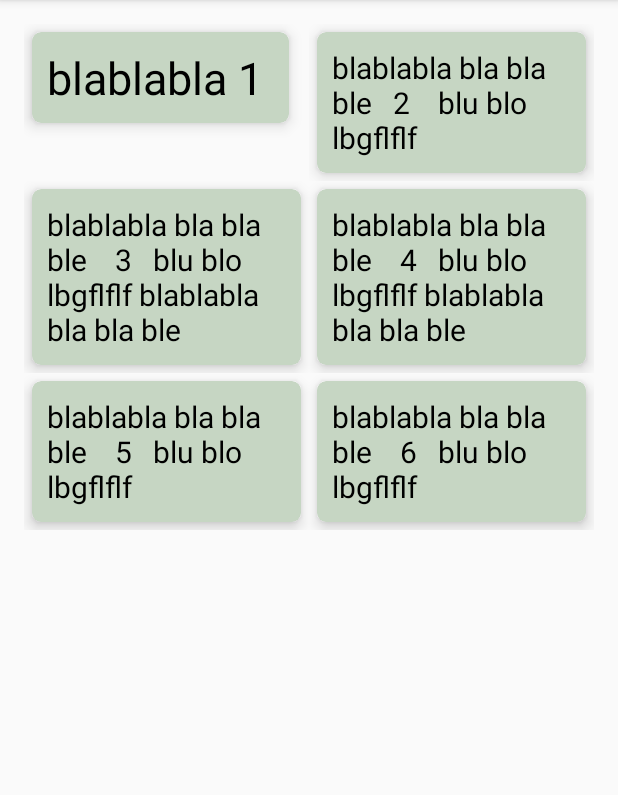
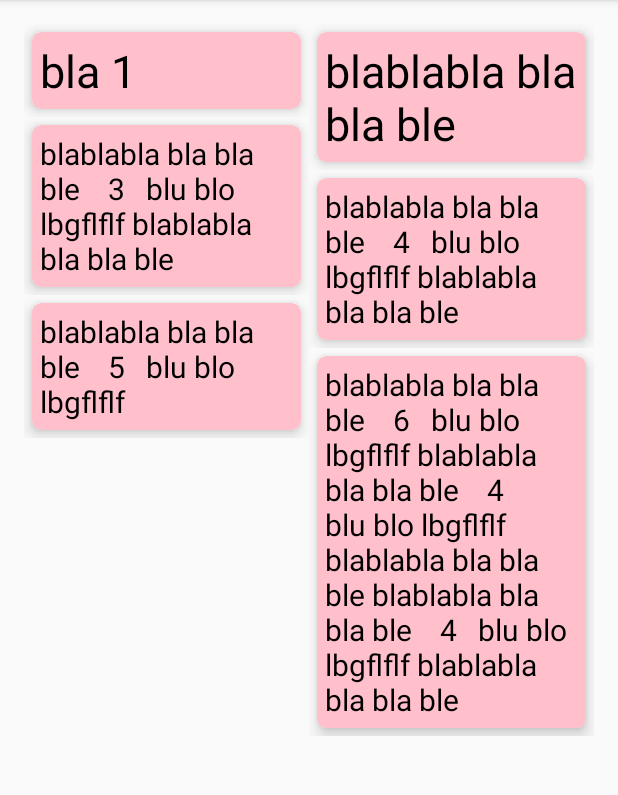
Before and after one commit to EvgeniyaKonobeeva/NotesKeeper, an Android app: the screen it shows after launch (MainActivity), on a phone screen of 412 x 824 dp, the part 84-879 px from its top. Run offline under Robolectric (Android 15) with nearby library versions, the phone set to English and light mode, and no system bars.

Commit message:
dragging cards with notes

```diff
--- a/app/src/main/java/com/example/ekonobeeva/noteskeeper/IDragListener.java
+++ b/app/src/main/java/com/example/ekonobeeva/noteskeeper/Helper/IDragListener.java
@@ -1,4 +1,4 @@
-package com.example.ekonobeeva.noteskeeper;
+package com.example.ekonobeeva.noteskeeper.Helper;
 
 import android.support.v7.widget.RecyclerView;
 
--- a/app/src/main/java/com/example/ekonobeeva/noteskeeper/IntItemTouchHelperAdapter.java
+++ b/app/src/main/java/com/example/ekonobeeva/noteskeeper/Helper/IntItemTouchHelperAdapter.java
@@ -1,4 +1,4 @@
-package com.example.ekonobeeva.noteskeeper;
+package com.example.ekonobeeva.noteskeeper.Helper;
 
 /**
  * Created by e.konobeeva on 20.09.2016.
--- a/app/src/main/java/com/example/ekonobeeva/noteskeeper/ItemTouchHelperCallback.java
+++ b/app/src/main/java/com/example/ekonobeeva/noteskeeper/Helper/ItemTouchHelperCallback.java
@@ -1,4 +1,4 @@
-package com.example.ekonobeeva.noteskeeper;
+package com.example.ekonobeeva.noteskeeper.Helper;
 
 import android.support.v7.widget.RecyclerView;
 import android.support.v7.widget.helper.ItemTouchHelper;
--- a/app/src/main/java/com/example/ekonobeeva/noteskeeper/MainActivity.java
+++ b/app/src/main/java/com/example/ekonobeeva/noteskeeper/MainActivity.java
@@ -2,9 +2,12 @@ package com.example.ekonobeeva.noteskeeper;
 
 import android.os.Bundle;
 import android.support.v7.app.AppCompatActivity;
-import android.support.v7.widget.GridLayoutManager;
 import android.support.v7.widget.RecyclerView;
+import android.support.v7.widget.StaggeredGridLayoutManager;
 import android.support.v7.widget.helper.ItemTouchHelper;
+
+import com.example.ekonobeeva.noteskeeper.Helper.IDragListener;
+import com.example.ekonobeeva.noteskeeper.Helper.ItemTouchHelperCallback;
 
 import java.util.ArrayList;
 
@@ -17,12 +20,12 @@ public class MainActivity extends AppCompatActivity implements IDragListener {
         setContentView(R.layout.activity_main);
 
         ArrayList<String> texts = new ArrayList<>();
-        texts.add("blablabla 1 ");
-        texts.add("blablabla bla bla ble   2    blu blo lbgflflf");
+        texts.add("bla 1");
+        texts.add("blablabla bla bla ble");
         texts.add("blablabla bla bla ble    3   blu blo lbgflflf blablabla bla bla ble");
         texts.add("blablabla bla bla ble    4   blu blo lbgflflf blablabla bla bla ble");
         texts.add("blablabla bla bla ble    5   blu blo lbgflflf");
-        texts.add("blablabla bla bla ble    6   blu blo lbgflflf");
+        texts.add("blablabla bla bla ble    6   blu blo lbgflflf blablabla bla bla ble    4   blu blo lbgflflf blablabla bla bla ble blablabla bla bla ble    4   blu blo lbgflflf blablabla bla bla ble");
 
 
 
@@ -31,11 +34,12 @@ public class MainActivity extends AppCompatActivity implements IDragListener {
 
         itemTouchHelper = new ItemTouchHelper(new ItemTouchHelperCallback(adapter));
 
-        GridLayoutManager gridLayoutManager = new GridLayoutManager(getApplicationContext(), SPAN_COUNT_PORTRAIT);
+        StaggeredGridLayoutManager layoutMan = new StaggeredGridLayoutManager(SPAN_COUNT_PORTRAIT, StaggeredGridLayoutManager.VERTICAL);
+
 
         RecyclerView recyclerView = (RecyclerView) findViewById(R.id.recycler_view);
         recyclerView.setAdapter(adapter);
-        recyclerView.setLayoutManager(gridLayoutManager);
+        recyclerView.setLayoutManager(layoutMan);
         itemTouchHelper.attachToRecyclerView(recyclerView);
 
     }
--- a/app/src/main/java/com/example/ekonobeeva/noteskeeper/RecViewAdapter.java
+++ b/app/src/main/java/com/example/ekonobeeva/noteskeeper/RecViewAdapter.java
@@ -12,13 +12,17 @@ import android.view.ViewGroup;
 import android.widget.LinearLayout;
 import android.widget.TextView;
 
+import com.example.ekonobeeva.noteskeeper.Helper.IDragListener;
+import com.example.ekonobeeva.noteskeeper.Helper.IntItemTouchHelperAdapter;
+
 import java.util.ArrayList;
 
 /**
  * Created by e.konobeeva on 20.09.2016.
  */
-public class RecViewAdapter extends RecyclerView.Adapter<RecyclerView.ViewHolder> implements IntItemTouchHelperAdapter{
+public class RecViewAdapter extends RecyclerView.Adapter<RecyclerView.ViewHolder> implements IntItemTouchHelperAdapter {
     private final static String TAG = "RecViewAdapter";
+
     private ArrayList<String> cards;
     private Context context;
     private IDragListener dragListener;
@@ -33,8 +37,7 @@ public class RecViewAdapter extends RecyclerView.Adapter<RecyclerView.ViewHolder
     public void onBindViewHolder(RecyclerView.ViewHolder holder, int position) {
         Log.d(TAG, "onBindViewHolder");
         final CardViewHolder cvh = (CardViewHolder)holder;
-        cvh.cardView.removeAllViews();
-        cvh.cardView.addView(setTextToCardView(cards.get(position)));
+        setTextToCardView(cvh.cardView, cards.get(position));
         cvh.cardView.setOnLongClickListener(new View.OnLongClickListener() {
             @Override
             public boolean onLongClick(View view) {
@@ -49,7 +52,7 @@ public class RecViewAdapter extends RecyclerView.Adapter<RecyclerView.ViewHolder
     @Override
     public RecyclerView.ViewHolder onCreateViewHolder(ViewGroup parent, int viewType) {
         Log.d(TAG, "onCreateViewHolder");
-        View itemView = LayoutInflater.from(parent.getContext()).inflate(R.layout.item_view, null);
+        View itemView = LayoutInflater.from(parent.getContext()).inflate(R.layout.item_view2, null);
         return new CardViewHolder(itemView);
     }
 
@@ -90,7 +93,7 @@ public class RecViewAdapter extends RecyclerView.Adapter<RecyclerView.ViewHolder
         CardView card = new CardView(context);
 
         LinearLayout.LayoutParams params = new LinearLayout.LayoutParams(
-                LinearLayout.LayoutParams.WRAP_CONTENT,
+                LinearLayout.LayoutParams.MATCH_PARENT,
                 LinearLayout.LayoutParams.WRAP_CONTENT
         );
         params.setMargins(8,8,8,8);
@@ -98,9 +101,9 @@ public class RecViewAdapter extends RecyclerView.Adapter<RecyclerView.ViewHolder
 
         card.setRadius(9);
 
-        card.setContentPadding(15, 15, 15, 15);
+        card.setContentPadding(8, 8, 8, 8);
 
-        card.setCardBackgroundColor(Color.parseColor("#FFC6D6C3"));
+        card.setCardBackgroundColor(Color.parseColor("#ffc0cb"));
 
         card.setMaxCardElevation(15);
 
@@ -108,7 +111,7 @@ public class RecViewAdapter extends RecyclerView.Adapter<RecyclerView.ViewHolder
         return card;
     }
 
-    protected TextView setTextView(String text){
+    protected TextView setTextView( String text){
         LinearLayout.LayoutParams params = new LinearLayout.LayoutParams(
                 LinearLayout.LayoutParams.WRAP_CONTENT,
                 LinearLayout.LayoutParams.WRAP_CONTENT
@@ -122,7 +125,7 @@ public class RecViewAdapter extends RecyclerView.Adapter<RecyclerView.ViewHolder
         return tv;
     }
 
-    protected TextView setTextToCardView(String text){
+    protected void setTextToCardView(CardView card, String text){
         LinearLayout.LayoutParams params = new LinearLayout.LayoutParams(
                 LinearLayout.LayoutParams.WRAP_CONTENT,
                 LinearLayout.LayoutParams.WRAP_CONTENT
@@ -134,12 +137,14 @@ public class RecViewAdapter extends RecyclerView.Adapter<RecyclerView.ViewHolder
         tv.setTextColor(Color.BLACK);
         if(text.length() < 5){
             tv.setTextSize(50);
-        }else if(text.length() < 36){
+        }else if(text.length() < 40){
+            Log.d(TAG, "15");
             tv.setTextSize(30);
         }else{
+            Log.d(TAG, ">15");
             tv.setTextSize(20);
         }
-        return tv;
+        card.addView(tv);
     }
 
 }
--- /dev/null
+++ b/app/src/main/res/layout/item_view2.xml
@@ -0,0 +1,6 @@
+<?xml version="1.0" encoding="utf-8"?>
+<LinearLayout xmlns:android="http://schemas.android.com/apk/res/android"
+    android:orientation="vertical" android:layout_width="match_parent"
+    android:layout_height="wrap_content">
+
+</LinearLayout>
--- a/app/src/main/res/values/colors.xml
+++ b/app/src/main/res/values/colors.xml
@@ -3,4 +3,7 @@
     <color name="colorPrimary">#3F51B5</color>
     <color name="colorPrimaryDark">#303F9F</color>
     <color name="colorAccent">#FF4081</color>
+
+    <color name="textColor">#414141</color>
+    <color name="cardBackground">#ffc0cb</color>
 </resources>
```
Also changed, not shown: app/src/main/res/layout/item_view.xml (+15 -5 lines).
